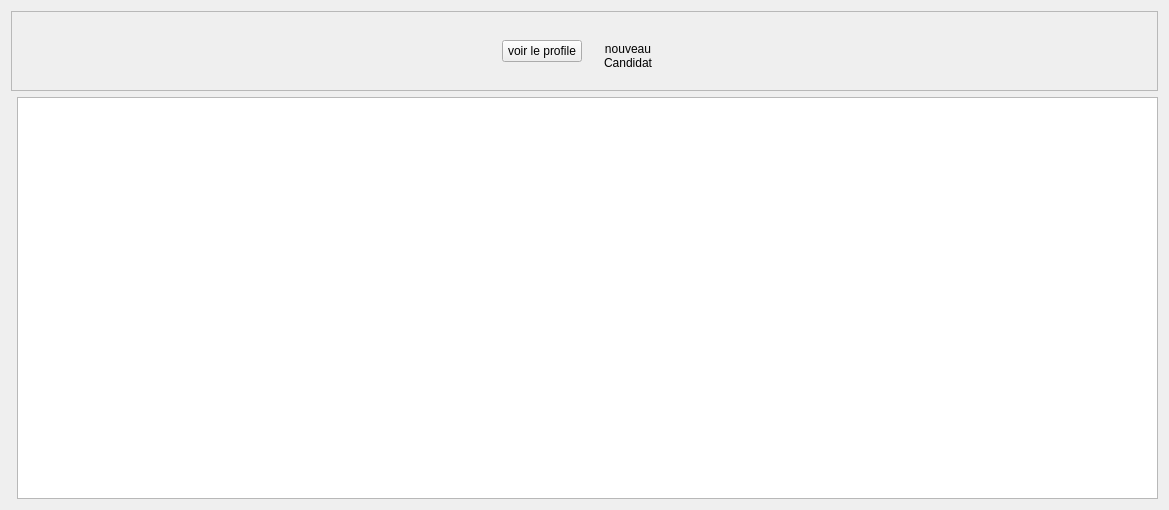
This is Auto_Ecole/candidat/candidat.ui in AmineHouari98/auto_Ecole as Qt 5 draws it before an edit. The edited form follows.
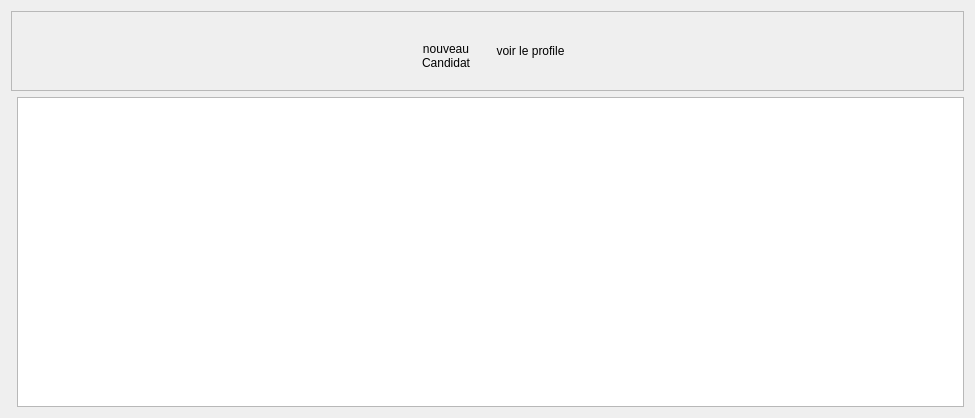
This is the edited form. Icons and pictures are not drawn. Custom widgets are drawn as their Qt base class.

Diff of the .ui file:
```diff
--- a/Auto_Ecole/candidat/candidat.ui
+++ b/Auto_Ecole/candidat/candidat.ui
@@ -6,8 +6,8 @@
    <rect>
     <x>0</x>
     <y>0</y>
-    <width>1169</width>
-    <height>510</height>
+    <width>975</width>
+    <height>418</height>
    </rect>
   </property>
   <property name="windowTitle">
@@ -50,13 +50,6 @@
           </property>
          </spacer>
         </item>
-        <item>
-         <widget class="QPushButton" name="btn_viewProfile">
-          <property name="text">
-           <string>voir le profile</string>
-          </property>
-         </widget>
-        </item>
         <item>
          <widget class="QToolButton" name="toolButton_new_client">
           <property name="sizePolicy">
@@ -98,7 +91,41 @@
           </property>
           <property name="icon">
            <iconset resource="../ressources.qrc">
-            <normaloff>:/Assets/Images/icons/add.svg</normaloff>:/Assets/Images/icons/add.svg</iconset>
+            <normaloff>:/Assets/Images/icons/add_candidat2.ico</normaloff>:/Assets/Images/icons/add_candidat2.ico</iconset>
+          </property>
+          <property name="iconSize">
+           <size>
+            <width>32</width>
+            <height>32</height>
+           </size>
+          </property>
+          <property name="toolButtonStyle">
+           <enum>Qt::ToolButtonTextUnderIcon</enum>
+          </property>
+         </widget>
+        </item>
+        <item>
+         <widget class="QToolButton" name="btn_viewProfile">
+          <property name="styleSheet">
+           <string notr="true">QToolButton
+{
+background-color: transparent ;
+border : none ;
+
+}
+QToolButton::hover
+{
+    border-style: outset;
+    border-width: 2px;
+    border-color: white;
+}</string>
+          </property>
+          <property name="text">
+           <string>voir le profile</string>
+          </property>
+          <property name="icon">
+           <iconset resource="../ressources.qrc">
+            <normaloff>:/Assets/Images/icons/view.ico</normaloff>:/Assets/Images/icons/view.ico</iconset>
           </property>
           <property name="iconSize">
            <size>
```
